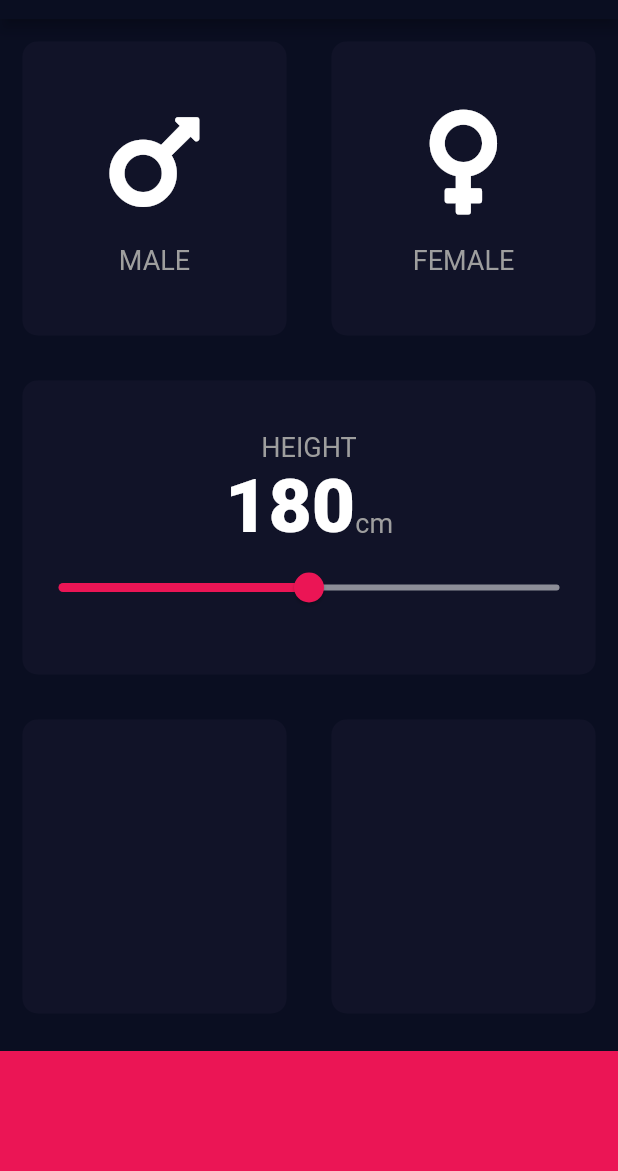
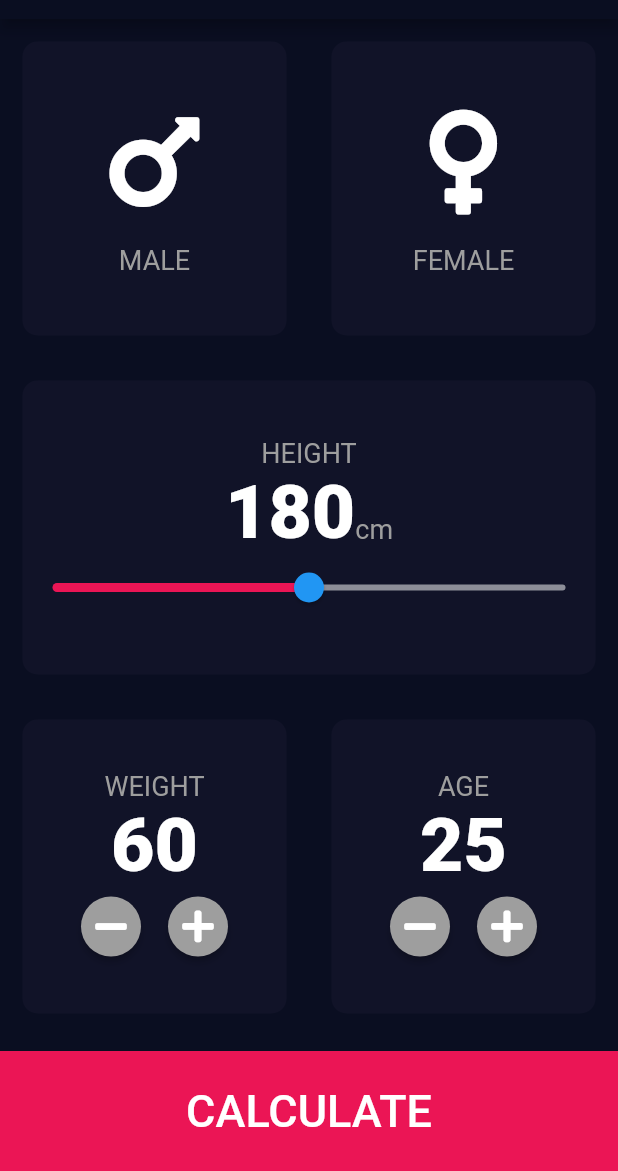
Before and after one commit to riyaz-yvj/Flutter-BMI-Calculator, a Flutter app: the screen it shows after launch, on a phone screen of 412 x 824 dp, the part 65-1236 px from its top. Run offline on Flutter 3.47's test engine with Material 2 defaults, Android fonts, the phone set to English and light mode, and no system bars; our stand-ins replace font_awesome_flutter.

Commit message:
third commit

```diff
--- a/lib/input_page.dart
+++ b/lib/input_page.dart
@@ -1,14 +1,12 @@
+import 'package:bmi_calculator/results_page.dart';
 import 'package:flutter/material.dart';
 import 'package:font_awesome_flutter/font_awesome_flutter.dart';
 import 'icon_content.dart';
 import 'reusable_card.dart';
 import 'constants.dart';
+import 'results_page.dart';
 
-
-enum Gender{
-  male,
-  female
-}
+enum Gender { male, female }
 
 class InputPage extends StatefulWidget {
   const InputPage({Key key}) : super(key: key);
@@ -18,9 +16,10 @@ class InputPage extends StatefulWidget {
 }
 
 class _InputPageState extends State<InputPage> {
-
   Gender selectedGender;
   int height = 180;
+  int weight = 60;
+  int age = 25;
 
   @override
   Widget build(BuildContext context) {
@@ -31,16 +30,19 @@ class _InputPageState extends State<InputPage> {
       body: Column(
         crossAxisAlignment: CrossAxisAlignment.stretch,
         children: [
-          Expanded(child: Row(
+          Expanded(
+              child: Row(
             children: [
               Expanded(
                 child: ReusableCard(
-                  onPress: (){
+                  onPress: () {
                     setState(() {
                       selectedGender = Gender.male;
                     });
                   },
-                  colour: selectedGender == Gender.male ? kActiveCardColour : kInactiveCardColour,
+                  colour: selectedGender == Gender.male
+                      ? kActiveCardColour
+                      : kInactiveCardColour,
                   cardChild: IconContent(
                     icon: FontAwesomeIcons.mars,
                     label: 'MALE',
@@ -49,12 +51,14 @@ class _InputPageState extends State<InputPage> {
               ),
               Expanded(
                 child: ReusableCard(
-                  onPress: (){
+                  onPress: () {
                     setState(() {
                       selectedGender = Gender.female;
                     });
                   },
-                  colour: selectedGender == Gender.female ? kActiveCardColour : kInactiveCardColour,
+                  colour: selectedGender == Gender.female
+                      ? kActiveCardColour
+                      : kInactiveCardColour,
                   cardChild: IconContent(
                     icon: FontAwesomeIcons.venus,
                     label: 'FEMALE',
@@ -69,46 +73,175 @@ class _InputPageState extends State<InputPage> {
               cardChild: Column(
                 mainAxisAlignment: MainAxisAlignment.center,
                 children: [
-                  Text('HEIGHT', style: kLabelTextStyle,),
+                  Text(
+                    'HEIGHT',
+                    style: kLabelTextStyle,
+                  ),
                   Row(
                     mainAxisAlignment: MainAxisAlignment.center,
                     crossAxisAlignment: CrossAxisAlignment.baseline,
                     textBaseline: TextBaseline.alphabetic,
                     children: [
-                      Text(height.toString(), style: kNumberTextStyle,),
+                      Text(
+                        height.toString(),
+                        style: kNumberTextStyle,
+                      ),
                       Text('cm', style: kLabelTextStyle),
                     ],
                   ),
-                  Slider(
+                  SliderTheme(
+                    data: SliderTheme.of(context).copyWith(
+                      inactiveTrackColor: Color(0xFF8D8E98),
+                      activeTrackColor: Color(0xFFEB1555),
+                      thumbShape:
+                          RoundSliderThumbShape(enabledThumbRadius: 10.0),
+                      overlayShape:
+                          RoundSliderOverlayShape(overlayRadius: 20.0),
+                    ),
+                    child: Slider(
                       value: height.toDouble(),
                       min: 120.0,
                       max: 240.0,
-                    activeColor: Color(0xFFEB1555),
-                    inactiveColor: Color(0xFF8D8E98),
-                    onChanged: (double newValue){
+                      onChanged: (double newValue) {
                         setState(() {
                           height = newValue.round();
                         });
                       },
                     ),
+                  ),
                 ],
               ),
             ),
           ),
-          Expanded(child: Row(
+          Expanded(
+              child: Row(
             children: [
-              Expanded(child: ReusableCard(colour: kInactiveCardColour)),
-              Expanded(child: ReusableCard(colour: kInactiveCardColour)),
+              Expanded(
+                  child: ReusableCard(
+                cardChild: Column(
+                  mainAxisAlignment: MainAxisAlignment.center,
+                  children: [
+                    Text(
+                      'WEIGHT',
+                      style: kLabelTextStyle,
+                    ),
+                    Text(
+                      weight.toString(),
+                      style: kNumberTextStyle,
+                    ),
+                    Row(
+                      mainAxisAlignment: MainAxisAlignment.center,
+                      children: [
+                        RoundIconButton(
+                          icon: FontAwesomeIcons.minus,
+                          onPressed: () {
+                            setState(() {
+                              weight--;
+                            });
+                          },
+                        ),
+                        SizedBox(
+                          width: 10.0,
+                        ),
+                        RoundIconButton(
+                          icon: FontAwesomeIcons.plus,
+                          onPressed: () {
+                            setState(() {
+                              weight++;
+                            });
+                          },
+                        ),
+                      ],
+                    ),
+                  ],
+                ),
+                colour: kInactiveCardColour,
+              )),
+              Expanded(
+                  child: ReusableCard(
+                colour: kInactiveCardColour,
+                cardChild: Column(
+                  mainAxisAlignment: MainAxisAlignment.center,
+                  children: [
+                    Text(
+                      'AGE',
+                      style: kLabelTextStyle,
+                    ),
+                    Text(
+                      age.toString(),
+                      style: kNumberTextStyle,
+                    ),
+                    Row(
+                      mainAxisAlignment: MainAxisAlignment.center,
+                      children: [
+                        RoundIconButton(
+                          icon: FontAwesomeIcons.minus,
+                          onPressed: () {
+                            setState(() {
+                              age--;
+                            });
+                          },
+                        ),
+                        SizedBox(
+                          width: 10.0,
+                        ),
+                        RoundIconButton(
+                          icon: FontAwesomeIcons.plus,
+                          onPressed: () {
+                            setState(() {
+                              age++;
+                            });
+                          },
+                        ),
+                      ],
+                    ),
+                  ],
+                ),
+              )),
             ],
           )),
-          Container(
+          GestureDetector(
+            onTap: () {
+              Navigator.push(
+                context,
+                MaterialPageRoute(builder: (context) => ResultsPage()),
+              );
+            },
+            child: Container(
+              child: Center(
+                  child: Text(
+                'CALCULATE',
+                style: TextStyle(
+                  fontSize: 30.0,
+                  fontWeight: FontWeight.w500,
+                ),
+                  )),
               margin: EdgeInsets.only(top: 10.0),
               color: kBottomContainerColour,
               width: double.infinity,
               height: kBottomContainerHeight,
+            ),
           ),
         ],
       ),
     );
   }
 }
+
+class RoundIconButton extends StatelessWidget {
+  RoundIconButton({@required this.icon, @required this.onPressed});
+
+  final IconData icon;
+  final Function onPressed;
+
+  @override
+  Widget build(BuildContext context) {
+    return RawMaterialButton(
+      onPressed: onPressed,
+      child: Icon(icon),
+      constraints: BoxConstraints.tightFor(width: 40.0, height: 40.0),
+      shape: CircleBorder(),
+      fillColor: Colors.grey,
+    );
+  }
+}
--- /dev/null
+++ b/lib/results_page.dart
@@ -0,0 +1,15 @@
+import 'package:flutter/material.dart';
+
+class ResultsPage extends StatelessWidget {
+  const ResultsPage({Key key}) : super(key: key);
+
+  @override
+  Widget build(BuildContext context) {
+    return Scaffold(
+      appBar: AppBar(
+        title: Text('BMI CALCULATOR'),
+      ),
+      body: Text('RESULT'),
+    );
+  }
+}
--- a/lib/reusable_card.dart
+++ b/lib/reusable_card.dart
@@ -1,7 +1,6 @@
 import 'package:flutter/material.dart';
 
 class ReusableCard extends StatelessWidget {
-
   ReusableCard({@required this.colour, this.cardChild, this.onPress});
 
   final Color colour;
```
Also changed, not shown: lib/icon_content.dart (+4 -4 lines), lib/constants.dart (line endings or trailing spaces), lib/main.dart (line endings or trailing spaces). Lines whose indentation alone changed are shown as unchanged.
